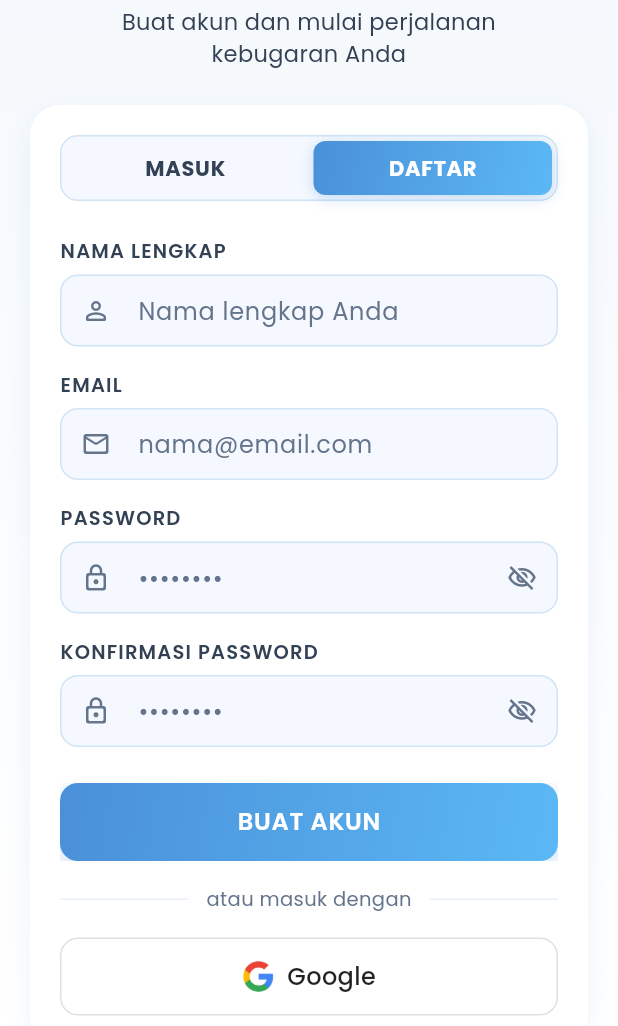
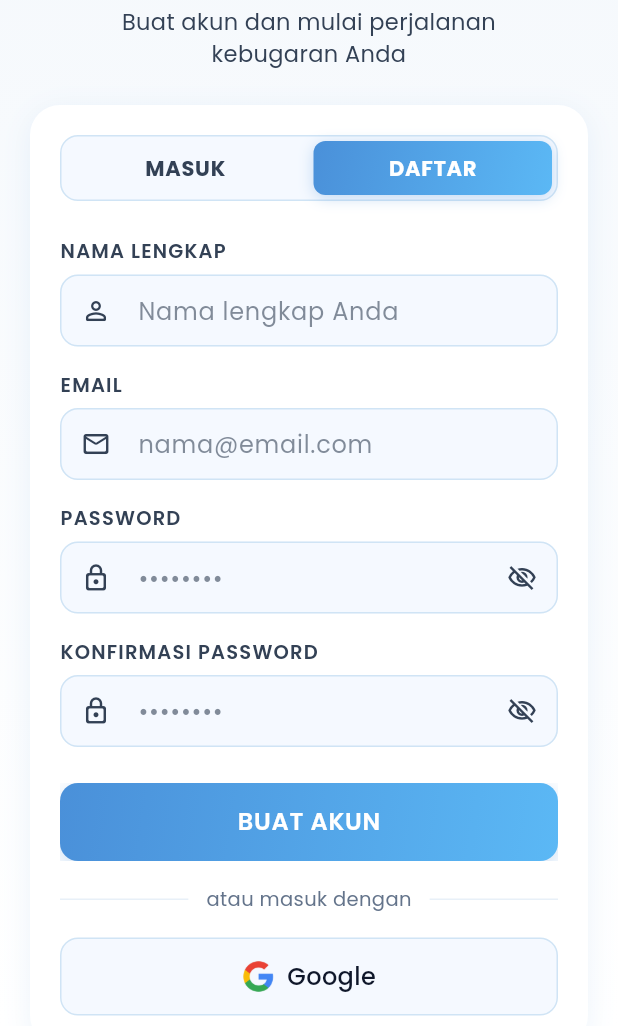
Before and after one commit to RIQORAHMAHIDAYAT/PostureFit, a Flutter app: the RegisterView screen opened by its route, on a phone screen of 412 x 824 dp, the part 210-1236 px from its top. Run offline on Flutter 3.47's test engine with Material 3 defaults, Android fonts, the phone set to English and light mode, and no system bars; our stand-ins replace firebase_core, get, google_fonts, google_sign_in, image_picker, shared_preferences and 1 more; accounts and stored records are empty.

Commit message:
update tampilan mode gelap

```diff
--- a/mobile_flutter_PostureFit/lib/core/constants/app_text_styles.dart
+++ b/mobile_flutter_PostureFit/lib/core/constants/app_text_styles.dart
@@ -1,4 +1,5 @@
 import 'package:flutter/material.dart';
+import 'package:get/get.dart';
 import 'app_colors.dart';
 
 class AppTextStyles {
@@ -6,65 +7,79 @@ class AppTextStyles {
 
   static const String _fontFamily = 'Poppins';
 
-  static const TextStyle displayLarge = TextStyle(
+  static bool get _isDark {
+    try {
+      final context = Get.context;
+      if (context != null) {
+        return Theme.of(context).brightness == Brightness.dark;
+      }
+    } catch (_) {}
+    return false;
+  }
+
+  static Color get _primaryColor => _isDark ? const Color(0xFFF8FAFC) : AppColors.textPrimary;
+  static Color get _secondaryColor => _isDark ? const Color(0xFFCBD5E1) : AppColors.textSecondary;
+  static Color get _lightColor => _isDark ? const Color(0xFF94A3B8) : AppColors.textLight;
+
+  static TextStyle get displayLarge => TextStyle(
         fontFamily: _fontFamily,
         fontSize: 32,
         fontWeight: FontWeight.w700,
-    color: AppColors.textPrimary,
+        color: _primaryColor,
         letterSpacing: -0.5,
       );
 
-  static const TextStyle displayMedium = TextStyle(
+  static TextStyle get displayMedium => TextStyle(
         fontFamily: _fontFamily,
         fontSize: 26,
         fontWeight: FontWeight.w700,
-    color: AppColors.textPrimary,
+        color: _primaryColor,
         letterSpacing: -0.3,
       );
 
-  static const TextStyle headingLarge = TextStyle(
+  static TextStyle get headingLarge => TextStyle(
         fontFamily: _fontFamily,
         fontSize: 20,
         fontWeight: FontWeight.w600,
-    color: AppColors.textPrimary,
+        color: _primaryColor,
       );
 
-  static const TextStyle headingMedium = TextStyle(
+  static TextStyle get headingMedium => TextStyle(
         fontFamily: _fontFamily,
         fontSize: 18,
         fontWeight: FontWeight.w600,
-    color: AppColors.textPrimary,
+        color: _primaryColor,
       );
 
-  static const TextStyle headingSmall = TextStyle(
+  static TextStyle get headingSmall => TextStyle(
         fontFamily: _fontFamily,
         fontSize: 16,
         fontWeight: FontWeight.w600,
-    color: AppColors.textPrimary,
+        color: _primaryColor,
       );
 
-  static const TextStyle bodyLarge = TextStyle(
+  static TextStyle get bodyLarge => TextStyle(
         fontFamily: _fontFamily,
         fontSize: 16,
         fontWeight: FontWeight.w400,
-    color: AppColors.textSecondary,
+        color: _secondaryColor,
       );
 
-  static const TextStyle bodyMedium = TextStyle(
+  static TextStyle get bodyMedium => TextStyle(
         fontFamily: _fontFamily,
         fontSize: 15,
         fontWeight: FontWeight.w400,
-    color: AppColors.textSecondary,
+        color: _secondaryColor,
       );
 
-  static const TextStyle bodySmall = TextStyle(
+  static TextStyle get bodySmall => TextStyle(
         fontFamily: _fontFamily,
         fontSize: 14,
         fontWeight: FontWeight.w400,
-    color: AppColors.textSecondary,
+        color: _secondaryColor,
       );
 
-  static const TextStyle labelLarge = TextStyle(
+  static TextStyle get labelLarge => const TextStyle(
         fontFamily: _fontFamily,
         fontSize: 16,
         fontWeight: FontWeight.w600,
@@ -72,21 +87,21 @@ class AppTextStyles {
         letterSpacing: 0.5,
       );
 
-  static const TextStyle labelMedium = TextStyle(
+  static TextStyle get labelMedium => TextStyle(
         fontFamily: _fontFamily,
         fontSize: 14,
         fontWeight: FontWeight.w500,
-    color: AppColors.textSecondary,
+        color: _secondaryColor,
       );
 
-  static const TextStyle captionStyle = TextStyle(
+  static TextStyle get captionStyle => TextStyle(
         fontFamily: _fontFamily,
         fontSize: 13,
         fontWeight: FontWeight.w400,
-    color: AppColors.textLight,
+        color: _lightColor,
       );
 
-  static const TextStyle logoTitle = TextStyle(
+  static TextStyle get logoTitle => const TextStyle(
         fontFamily: _fontFamily,
         fontSize: 28,
         fontWeight: FontWeight.w700,
@@ -94,14 +109,14 @@ class AppTextStyles {
         letterSpacing: -0.3,
       );
 
-  static const TextStyle statValue = TextStyle(
+  static TextStyle get statValue => const TextStyle(
         fontFamily: _fontFamily,
         fontSize: 24,
         fontWeight: FontWeight.w700,
         color: AppColors.textWhite,
       );
 
-  static const TextStyle statLabel = TextStyle(
+  static TextStyle get statLabel => const TextStyle(
         fontFamily: _fontFamily,
         fontSize: 13,
         fontWeight: FontWeight.w400,
--- a/mobile_flutter_PostureFit/lib/presentation/pages/login/login_view.dart
+++ b/mobile_flutter_PostureFit/lib/presentation/pages/login/login_view.dart
@@ -69,7 +69,6 @@ class LoginView extends GetView<LoginController> {
                             keyboardType: TextInputType.emailAddress,
                             prefixIcon: const Icon(
                               Icons.mail_outline_rounded,
-                              color: AppColors.textLight,
                               size: AppDimensions.iconMD,
                             ),
                             validator: (v) {
@@ -86,7 +85,6 @@ class LoginView extends GetView<LoginController> {
                             isPassword: true,
                             prefixIcon: const Icon(
                               Icons.lock_outline_rounded,
-                              color: AppColors.textLight,
                               size: AppDimensions.iconMD,
                             ),
                             validator: (v) {
--- a/mobile_flutter_PostureFit/lib/presentation/pages/profile/profile_view.dart
+++ b/mobile_flutter_PostureFit/lib/presentation/pages/profile/profile_view.dart
@@ -141,7 +141,7 @@ class _BmiCard extends GetView<ProfileController> {
                             Text(
                               'BMI',
                               style: AppTextStyles.captionStyle.copyWith(
-                                color: AppColors.textSecondary,
+                                color: AppTheme.textSecondary(context),
                               ),
                             ),
                           ],
@@ -206,7 +206,7 @@ class _BmiLegendRow extends StatelessWidget {
           height: 10,
           decoration: BoxDecoration(
             shape: BoxShape.circle,
-            color: isActive ? color : AppColors.divider,
+            color: isActive ? color : AppTheme.borderColor(context),
           ),
         ),
         const SizedBox(width: 8),
@@ -214,7 +214,7 @@ class _BmiLegendRow extends StatelessWidget {
           child: Text(
             label,
             style: AppTextStyles.bodySmall.copyWith(
-              color: isActive ? color : AppColors.textSecondary,
+              color: isActive ? color : AppTheme.textSecondary(context),
               fontWeight: isActive ? FontWeight.w600 : FontWeight.w400,
             ),
           ),
--- a/mobile_flutter_PostureFit/lib/presentation/pages/register/register_view.dart
+++ b/mobile_flutter_PostureFit/lib/presentation/pages/register/register_view.dart
@@ -69,7 +69,6 @@ class RegisterView extends GetView<RegisterController> {
                             keyboardType: TextInputType.name,
                             prefixIcon: const Icon(
                               Icons.person_outline_rounded,
-                              color: AppColors.textLight,
                               size: AppDimensions.iconMD,
                             ),
                             validator: (v) {
@@ -85,7 +84,6 @@ class RegisterView extends GetView<RegisterController> {
                             keyboardType: TextInputType.emailAddress,
                             prefixIcon: const Icon(
                               Icons.mail_outline_rounded,
-                              color: AppColors.textLight,
                               size: AppDimensions.iconMD,
                             ),
                             validator: (v) {
@@ -102,7 +100,6 @@ class RegisterView extends GetView<RegisterController> {
                             isPassword: true,
                             prefixIcon: const Icon(
                               Icons.lock_outline_rounded,
-                              color: AppColors.textLight,
                               size: AppDimensions.iconMD,
                             ),
                             validator: (v) {
@@ -119,7 +116,6 @@ class RegisterView extends GetView<RegisterController> {
                             isPassword: true,
                             prefixIcon: const Icon(
                               Icons.lock_outline_rounded,
-                              color: AppColors.textLight,
                               size: AppDimensions.iconMD,
                             ),
                             validator: (v) {
--- a/mobile_flutter_PostureFit/lib/presentation/widgets/activity_progress_bar.dart
+++ b/mobile_flutter_PostureFit/lib/presentation/widgets/activity_progress_bar.dart
@@ -1,7 +1,7 @@
 import 'package:flutter/material.dart';
-import '../../../core/constants/app_colors.dart';
 import '../../../core/constants/app_dimensions.dart';
 import '../../../core/constants/app_text_styles.dart';
+import '../../../core/theme/app_theme.dart';
 
 class ActivityProgressBar extends StatelessWidget {
   final String label;
@@ -27,7 +27,7 @@ class ActivityProgressBar extends StatelessWidget {
             Text('$value%',
                 style: AppTextStyles.bodySmall.copyWith(
                   fontWeight: FontWeight.w600,
-                  color: AppColors.textPrimary,
+                  color: AppTheme.textPrimary(context),
                 )),
           ],
         ),
@@ -36,7 +36,7 @@ class ActivityProgressBar extends StatelessWidget {
           borderRadius: BorderRadius.circular(AppDimensions.radiusCircle),
           child: LinearProgressIndicator(
             value: value / 100,
-            backgroundColor: AppColors.inputBackground,
+            backgroundColor: AppTheme.inputBg(context),
             valueColor: AlwaysStoppedAnimation<Color>(color),
             minHeight: 6,
           ),
--- a/mobile_flutter_PostureFit/lib/presentation/widgets/app_input_field.dart
+++ b/mobile_flutter_PostureFit/lib/presentation/widgets/app_input_field.dart
@@ -2,6 +2,7 @@ import 'package:flutter/material.dart';
 import '../../core/constants/app_colors.dart';
 import '../../core/constants/app_dimensions.dart';
 import '../../core/constants/app_text_styles.dart';
+import '../../core/theme/app_theme.dart';
 
 class AppInputField extends StatefulWidget {
   final String label;
@@ -42,7 +43,7 @@ class _AppInputFieldState extends State<AppInputField> {
           style: AppTextStyles.captionStyle.copyWith(
             fontWeight: FontWeight.w600,
             letterSpacing: 0.8,
-            color: AppColors.textSecondary,
+            color: AppTheme.textSecondary(context),
           ),
         ),
         const SizedBox(height: AppDimensions.paddingXS + 2),
@@ -53,18 +54,23 @@ class _AppInputFieldState extends State<AppInputField> {
           validator: widget.validator,
           onChanged: widget.onChanged,
           style: AppTextStyles.bodyLarge.copyWith(
-            color: AppColors.textPrimary,
+            color: AppTheme.textPrimary(context),
             fontWeight: FontWeight.w500,
           ),
           decoration: InputDecoration(
             hintText: widget.hint,
             hintStyle: AppTextStyles.bodyLarge.copyWith(
-              color: AppColors.textLight,
+              color: AppTheme.textSecondary(context).withValues(alpha: 0.6),
             ),
             prefixIcon: widget.prefixIcon != null
                 ? Padding(
                     padding: const EdgeInsets.all(AppDimensions.paddingMD),
-                    child: widget.prefixIcon,
+                    child: IconTheme(
+                      data: IconThemeData(
+                        color: AppTheme.textSecondary(context),
+                      ),
+                      child: widget.prefixIcon!,
+                    ),
                   )
                 : null,
             suffixIcon: widget.isPassword
@@ -74,24 +80,24 @@ class _AppInputFieldState extends State<AppInputField> {
                       _obscure
                           ? Icons.visibility_off_outlined
                           : Icons.visibility_outlined,
-                      color: AppColors.textLight,
+                      color: AppTheme.textSecondary(context),
                       size: AppDimensions.iconMD,
                     ),
                   )
                 : null,
             filled: true,
-            fillColor: AppColors.inputBackground,
+            fillColor: AppTheme.inputBg(context),
             border: OutlineInputBorder(
               borderRadius:
                   BorderRadius.circular(AppDimensions.radiusMD),
               borderSide:
-                  const BorderSide(color: AppColors.inputBorder, width: 1),
+                  BorderSide(color: AppTheme.borderColor(context), width: 1),
             ),
             enabledBorder: OutlineInputBorder(
               borderRadius:
                   BorderRadius.circular(AppDimensions.radiusMD),
               borderSide:
-                  const BorderSide(color: AppColors.inputBorder, width: 1),
+                  BorderSide(color: AppTheme.borderColor(context), width: 1),
             ),
             focusedBorder: OutlineInputBorder(
               borderRadius:
--- a/mobile_flutter_PostureFit/lib/presentation/widgets/google_sign_in_button.dart
+++ b/mobile_flutter_PostureFit/lib/presentation/widgets/google_sign_in_button.dart
@@ -1,6 +1,7 @@
 import 'package:flutter/material.dart';
 import '../../core/constants/app_dimensions.dart';
 import '../../core/constants/app_text_styles.dart';
+import '../../core/theme/app_theme.dart';
 
 class GoogleSignInButton extends StatelessWidget {
   final VoidCallback? onTap;
@@ -14,9 +15,9 @@ class GoogleSignInButton extends StatelessWidget {
       child: Container(
         height: AppDimensions.buttonHeight,
         decoration: BoxDecoration(
-          color: Colors.white,
+          color: AppTheme.inputBg(context),
           borderRadius: BorderRadius.circular(AppDimensions.radiusMD),
-          border: Border.all(color: Colors.grey.shade300),
+          border: Border.all(color: AppTheme.borderColor(context)),
         ),
         child: Row(
           mainAxisAlignment: MainAxisAlignment.center,
@@ -30,7 +31,7 @@ class GoogleSignInButton extends StatelessWidget {
             Text(
               'Google',
               style: AppTextStyles.headingSmall.copyWith(
-                color: Colors.black87,
+                color: AppTheme.textPrimary(context),
                 fontWeight: FontWeight.w500,
               ),
             ),
```
Also changed, not shown: mobile_flutter_PostureFit/lib/presentation/pages/education/education_view.dart (+6 -6 lines), mobile_flutter_PostureFit/lib/presentation/pages/otp_verification/otp_verification_view.dart (+5 -11 lines), mobile_flutter_PostureFit/lib/presentation/widgets/app_button.dart (+4 -3 lines), mobile_flutter_PostureFit/pubspec.lock, 2 other files. Lines whose indentation alone changed are shown as unchanged.
